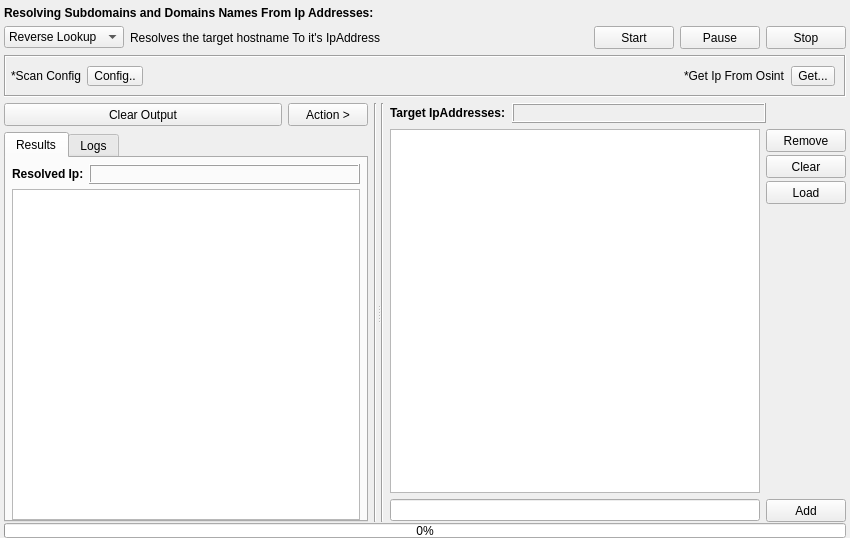
This is gui/src/engines/ip/Ip.ui in 3nock/OTE as Qt 5 draws it before an edit. The edited form follows.
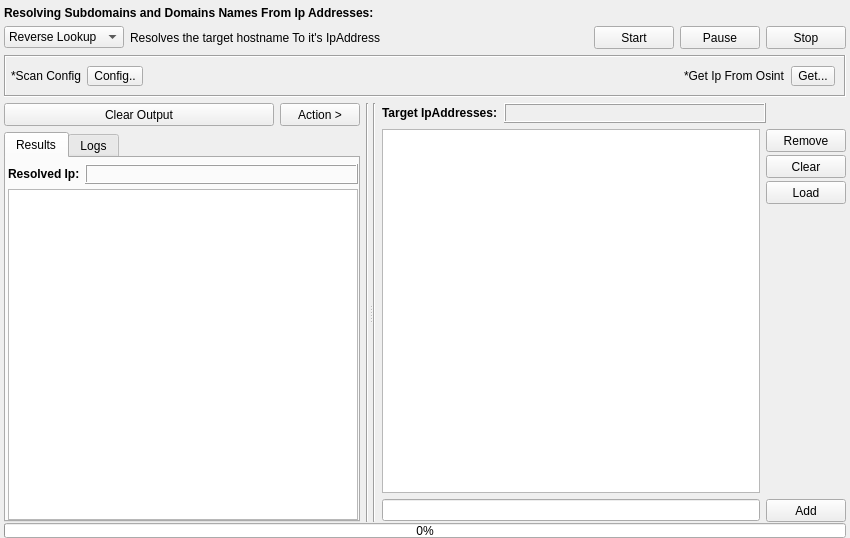
This is the edited form.

Diff of the .ui file:
```diff
--- a/gui/src/engines/ip/Ip.ui
+++ b/gui/src/engines/ip/Ip.ui
@@ -370,13 +370,13 @@
                 <number>5</number>
                </property>
                <property name="leftMargin">
-                <number>6</number>
+                <number>2</number>
                </property>
                <property name="topMargin">
                 <number>6</number>
                </property>
                <property name="rightMargin">
-                <number>6</number>
+                <number>0</number>
                </property>
                <property name="bottomMargin">
                 <number>0</number>
```
Left out of the diff: 16 changed lines with no effect on the pictures.
